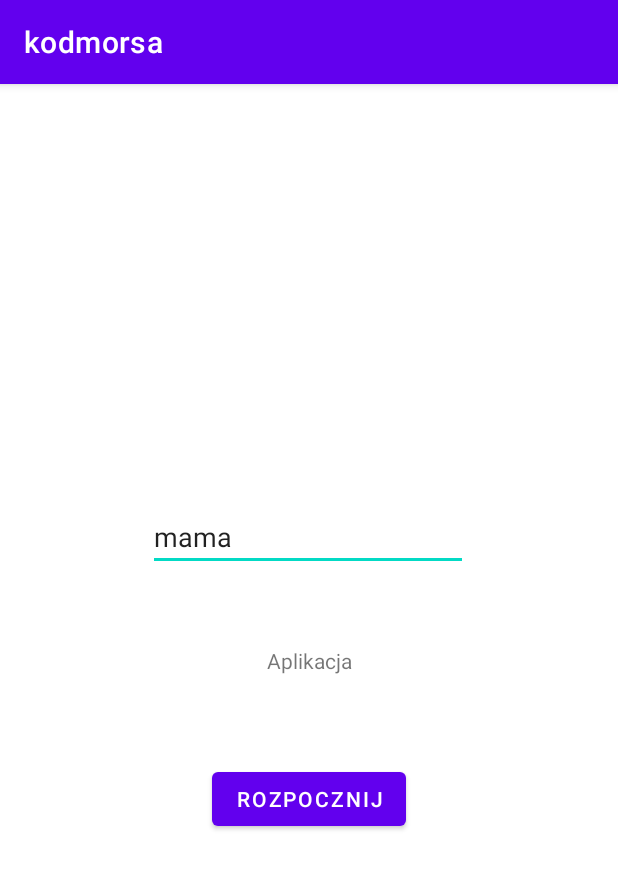
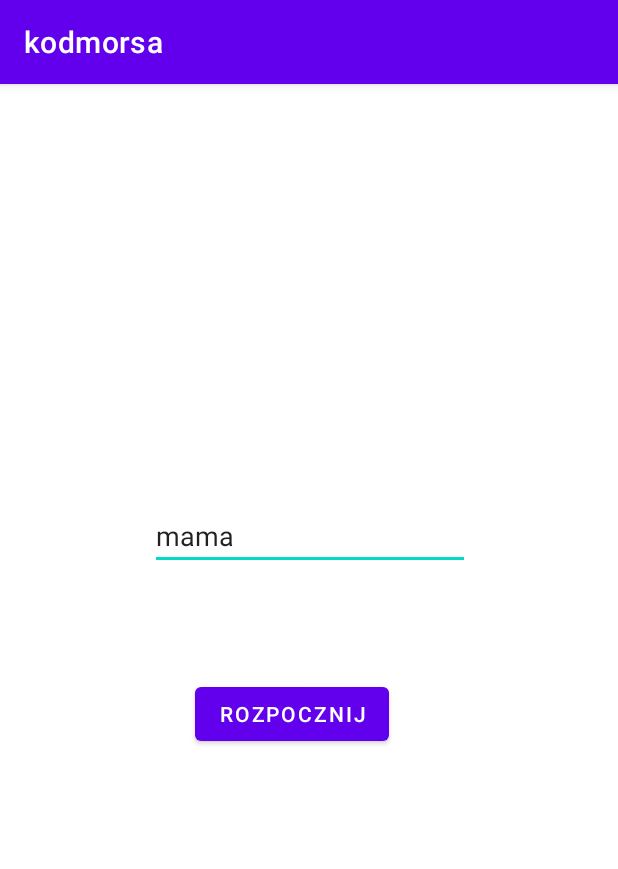
Before and after one commit to Saper9/SygnalyAkustyczne, an Android app: the screen it shows after launch (MainActivity), on a phone screen of 412 x 824 dp. Shown: the top 869 px of the screen. Run offline under Robolectric (Android 15) with nearby library versions, the phone set to English and light mode, and no system bars.

Commit message:
Fixing problems with project

```diff
--- a/app/src/main/res/layout/activity_main.xml
+++ b/app/src/main/res/layout/activity_main.xml
@@ -6,31 +6,21 @@
     android:layout_height="match_parent"
     tools:context=".MainActivity">
 
-    <TextView
-        android:id="@+id/textView"
-        android:layout_width="wrap_content"
-        android:layout_height="wrap_content"
-        android:text="Aplikacja"
-        app:layout_constraintBottom_toBottomOf="parent"
-        app:layout_constraintLeft_toLeftOf="parent"
-        app:layout_constraintRight_toRightOf="parent"
-        app:layout_constraintTop_toTopOf="parent" />
-
     <Button
         android:id="@+id/recordButton"
         android:layout_width="wrap_content"
         android:layout_height="wrap_content"
         android:layout_marginStart="159dp"
         android:layout_marginLeft="159dp"
-        android:layout_marginTop="49dp"
         android:layout_marginEnd="159dp"
         android:layout_marginRight="159dp"
-        android:layout_marginBottom="258dp"
         android:text="Rozpocznij"
         app:layout_constraintBottom_toBottomOf="parent"
         app:layout_constraintEnd_toEndOf="parent"
+        app:layout_constraintHorizontal_bias="0.833"
         app:layout_constraintStart_toStartOf="parent"
-        app:layout_constraintTop_toBottomOf="@+id/textView" />
+        app:layout_constraintTop_toTopOf="parent"
+        app:layout_constraintVertical_bias="0.55" />
 
     <EditText
         android:id="@+id/textToMorseTextField"
@@ -38,16 +28,16 @@
         android:layout_height="wrap_content"
         android:layout_marginStart="100dp"
         android:layout_marginLeft="100dp"
-        android:layout_marginTop="270dp"
         android:layout_marginEnd="101dp"
         android:layout_marginRight="101dp"
-        android:layout_marginBottom="41dp"
         android:ems="10"
         android:inputType="textPersonName"
         android:text="mama"
-        app:layout_constraintBottom_toTopOf="@+id/textView"
+        app:layout_constraintBottom_toBottomOf="parent"
         app:layout_constraintEnd_toEndOf="parent"
+        app:layout_constraintHorizontal_bias="0.0"
         app:layout_constraintStart_toStartOf="parent"
-        app:layout_constraintTop_toTopOf="parent" />
+        app:layout_constraintTop_toTopOf="parent"
+        app:layout_constraintVertical_bias="0.386" />
 
 </androidx.constraintlayout.widget.ConstraintLayout>
--- a/build.gradle
+++ b/build.gradle
@@ -5,7 +5,7 @@ buildscript {
         jcenter()
     }
     dependencies {
-        classpath 'com.android.tools.build:gradle:4.2.1'
+        classpath "com.android.tools.build:gradle:4.1.2"
 
         // NOTE: Do not place your application dependencies here; they belong
         // in the individual module build.gradle files
```
Also changed, not shown: gradle/wrapper/gradle-wrapper.properties.
